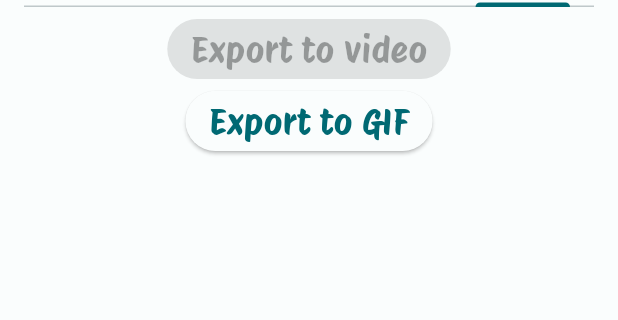
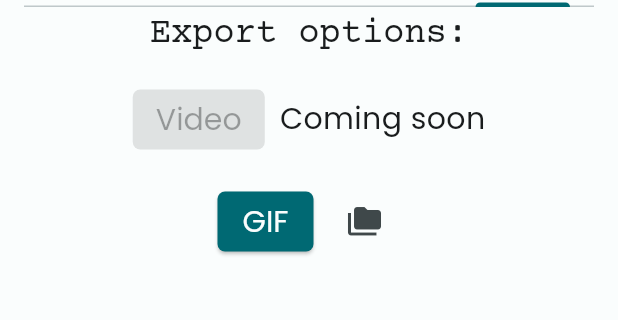
Before and after one commit to KaFaiFai/anki_visualizer, a Flutter app: the screen it shows after launch, tab 4 chosen, on a phone screen of 412 x 824 dp, the part 71-391 px from its top. Run offline on Flutter 3.47's test engine with Material 3 defaults, Android fonts, the light colour scheme and no system bars; our stand-ins replace file_picker, open_filex, sqflite, sqflite_common_ffi, sqflite_common_ffi_web; accounts and stored records are empty.

Commit message:
prettier export_page.dart, + button theme data

```diff
--- a/lib/core/extensions.dart
+++ b/lib/core/extensions.dart
@@ -1,6 +1,6 @@
 extension FutureExtension<T> on Future<T> {
   Future<T> delayed([Duration duration = const Duration(seconds: 1)]) {
     // to simulate when the process is long
-    return Future.delayed(const Duration(seconds: 3), () => this);
+    return Future.delayed(duration, () => this);
   }
 }
--- a/lib/views/pages/export_page.dart
+++ b/lib/views/pages/export_page.dart
@@ -1,4 +1,6 @@
 import 'package:anki_progress/view_models/exports_model.dart';
+import 'package:anki_progress/views/basic/padded_column.dart';
+import 'package:anki_progress/views/basic/padded_row.dart';
 import 'package:flutter/material.dart';
 import 'package:open_filex/open_filex.dart';
 import 'package:provider/provider.dart';
@@ -8,18 +10,33 @@ class ExportPage extends StatelessWidget {
 
   @override
   Widget build(BuildContext context) {
-    return Column(
+    return PaddedColumn(
+      padding: 20,
+      children: [
+        Text(
+          "Export options:",
+          style: Theme.of(context).textTheme.displayLarge,
+        ),
+        PaddedRow(
+          padding: 10,
+          children: const [
+            ElevatedButton(
+              onPressed: null,
+              child: Text("Video"),
+            ),
+            Text("Coming soon"),
+          ],
+        ),
+        Consumer<ExportsModel>(builder: (_, em, __) {
+          return PaddedRow(
+            padding: 10,
             children: [
               ElevatedButton(
-          onPressed: null,
-          child: Text("Export to video"),
-        ),
-        Consumer<ExportsModel>(builder: (_, em, __) {
-          return ElevatedButton(
                 onPressed: () => em.exportGIF(),
-            child: FutureBuilder<bool>(
+                child: FutureBuilder(
                   future: em.exportGIFState,
                   builder: (context, snapshot) {
+                    print(snapshot.connectionState);
                     if (snapshot.hasError) {
                       return const Text("Error occurred. Please try again");
                     } else {
@@ -27,21 +44,19 @@ class ExportPage extends StatelessWidget {
                         case ConnectionState.waiting:
                           return const Text("Exporting to GIF");
                         case ConnectionState.done:
-                      return Row(
-                        children: [
-                          Text("GIF exported to ${em.exportsFolder}"),
-                          IconButton(
-                            onPressed: () => OpenFilex.open(em.exportsFolder),
-                            icon: Icon(Icons.open_in_browser),
-                          ),
-                        ],
-                      );
+                          return Text("GIF exported to ${em.exportsFolder}");
                         default:
-                      return const Text("Export to GIF");
+                          return const Text("GIF");
                       }
                     }
                   },
                 ),
+              ),
+              IconButton(
+                onPressed: () => OpenFilex.open(em.exportsFolder),
+                icon: Icon(Icons.folder_copy),
+              ),
+            ],
           );
         }),
       ],
```
Also changed, not shown: lib/view_models/exports_model.dart (+10 -13 lines), lib/views/pages/file_page.dart (+7 -11 lines), lib/views/theme/theme_data.dart (+19 -0 lines). Lines whose indentation alone changed are shown as unchanged.
